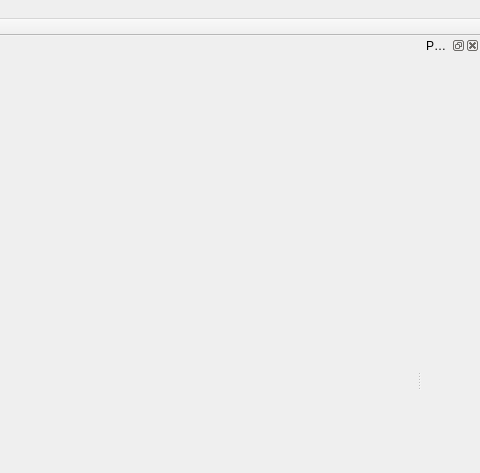
The window that tools/Editor/Editor.ui (nbtdev/teardrop) describes before a commit, drawn with Qt 5; both pictures show x 608 to 1088 and y 0 to 473 of the 1088 by 746 pixel window.
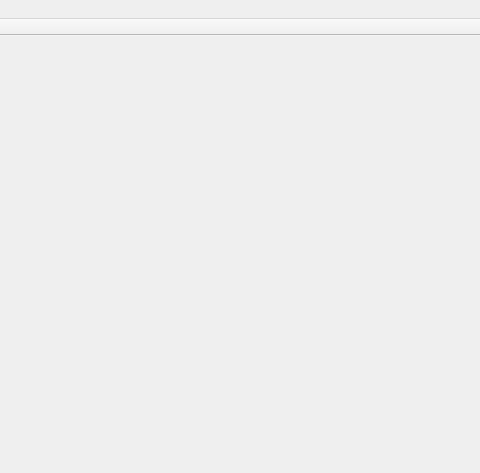
The same window after the commit.

Commit message:
moved most of the UI creation out of Designer and into code (couldn't get Designer to set up the docks the way I liked)
[git-p4: depot-paths = "//teardrop/mainline/": change = 86]

```diff
--- a/tools/Editor/Editor.ui
+++ b/tools/Editor/Editor.ui
@@ -45,27 +45,6 @@
    </attribute>
   </widget>
   <widget class="QStatusBar" name="statusBar"/>
-  <widget class="QDockWidget" name="dockWidget">
-   <property name="sizePolicy">
-    <sizepolicy hsizetype="Expanding" vsizetype="Preferred">
-     <horstretch>0</horstretch>
-     <verstretch>0</verstretch>
-    </sizepolicy>
-   </property>
-   <property name="windowTitle">
-    <string>Package Explorer</string>
-   </property>
-   <attribute name="dockWidgetArea">
-    <number>2</number>
-   </attribute>
-   <widget class="QWidget" name="dockWidgetContents">
-    <layout class="QVBoxLayout" name="mPackageExplorerLayout">
-     <property name="sizeConstraint">
-      <enum>QLayout::SetMaximumSize</enum>
-     </property>
-    </layout>
-   </widget>
-  </widget>
   <action name="actionExit">
    <property name="text">
     <string>Exit</string>
```
Left out of the diff: 2 changed lines with no effect on the pictures. The commit also changes 2 other files.
